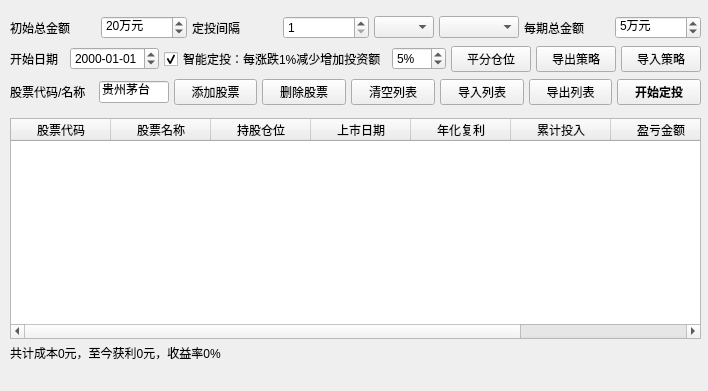
First picture: the form in QtDesign/ScheduledInvestment.ui, repository victor647/QuantumStockTrade, before the edit.
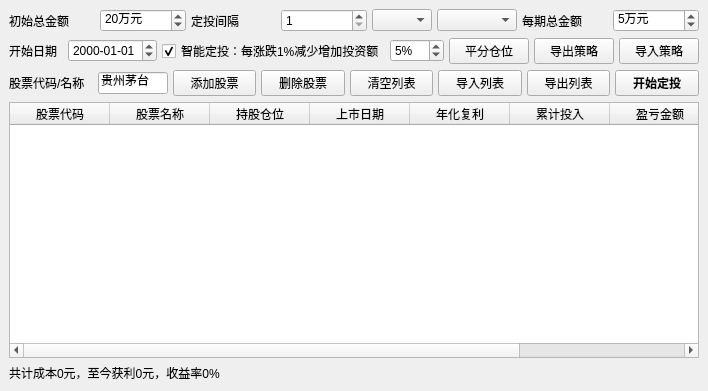
Second picture: the form after the edit.

```diff
--- a/QtDesign/ScheduledInvestment.ui
+++ b/QtDesign/ScheduledInvestment.ui
@@ -14,91 +14,7 @@
    <string>定投组合表现</string>
   </property>
   <widget class="QWidget" name="centralwidget">
-   <widget class="QTableWidget" name="tblStockList">
-    <property name="geometry">
-     <rect>
-      <x>10</x>
-      <y>118</y>
-      <width>691</width>
-      <height>221</height>
-     </rect>
-    </property>
-    <property name="sortingEnabled">
-     <bool>true</bool>
-    </property>
-    <column>
-     <property name="text">
-      <string>股票代码</string>
-     </property>
-    </column>
-    <column>
-     <property name="text">
-      <string>股票名称</string>
-     </property>
-    </column>
-    <column>
-     <property name="text">
-      <string>持股仓位</string>
-     </property>
-    </column>
-    <column>
-     <property name="text">
-      <string>上市日期</string>
-     </property>
-    </column>
-    <column>
-     <property name="text">
-      <string>年化复利</string>
-     </property>
-    </column>
-    <column>
-     <property name="text">
-      <string>累计投入</string>
-     </property>
-    </column>
-    <column>
-     <property name="text">
-      <string>盈亏金额</string>
-     </property>
-    </column>
-    <column>
-     <property name="text">
-      <string>盈亏比例</string>
-     </property>
-    </column>
-   </widget>
-   <widget class="QLabel" name="lblTradeSummary">
-    <property name="geometry">
-     <rect>
-      <x>10</x>
-      <y>340</y>
-      <width>611</width>
-      <height>25</height>
-     </rect>
-    </property>
-    <property name="font">
-     <font>
-      <family>Helvetica</family>
-      <pointsize>9</pointsize>
-     </font>
-    </property>
-    <property name="text">
-     <string>共计成本0元，至今获利0元，收益率0%</string>
-    </property>
-   </widget>
-   <widget class="QWidget" name="layoutWidget">
-    <property name="geometry">
-     <rect>
-      <x>10</x>
-      <y>9</y>
-      <width>691</width>
-      <height>103</height>
-     </rect>
-    </property>
     <layout class="QVBoxLayout" name="verticalLayout">
-     <property name="spacing">
-      <number>0</number>
-     </property>
      <item>
       <layout class="QHBoxLayout" name="horizontalLayout_2">
        <property name="spacing">
@@ -469,8 +385,67 @@
        </item>
       </layout>
      </item>
-    </layout>
-   </widget>
+    <item>
+     <widget class="QTableWidget" name="tblStockList">
+      <property name="sortingEnabled">
+       <bool>true</bool>
+      </property>
+      <column>
+       <property name="text">
+        <string>股票代码</string>
+       </property>
+      </column>
+      <column>
+       <property name="text">
+        <string>股票名称</string>
+       </property>
+      </column>
+      <column>
+       <property name="text">
+        <string>持股仓位</string>
+       </property>
+      </column>
+      <column>
+       <property name="text">
+        <string>上市日期</string>
+       </property>
+      </column>
+      <column>
+       <property name="text">
+        <string>年化复利</string>
+       </property>
+      </column>
+      <column>
+       <property name="text">
+        <string>累计投入</string>
+       </property>
+      </column>
+      <column>
+       <property name="text">
+        <string>盈亏金额</string>
+       </property>
+      </column>
+      <column>
+       <property name="text">
+        <string>盈亏比例</string>
+       </property>
+      </column>
+     </widget>
+    </item>
+    <item>
+     <widget class="QLabel" name="lblTradeSummary">
+      <property name="font">
+       <font>
+        <family>Helvetica</family>
+        <pointsize>9</pointsize>
+       </font>
+      </property>
+      <property name="text">
+       <string>共计成本0元，至今获利0元，收益率0%</string>
+      </property>
+     </widget>
+    </item>
+   </layout>
   </widget>
   <widget class="QMenuBar" name="menubar">
    <property name="geometry">
```
Lines whose indentation alone changed are shown as unchanged.
